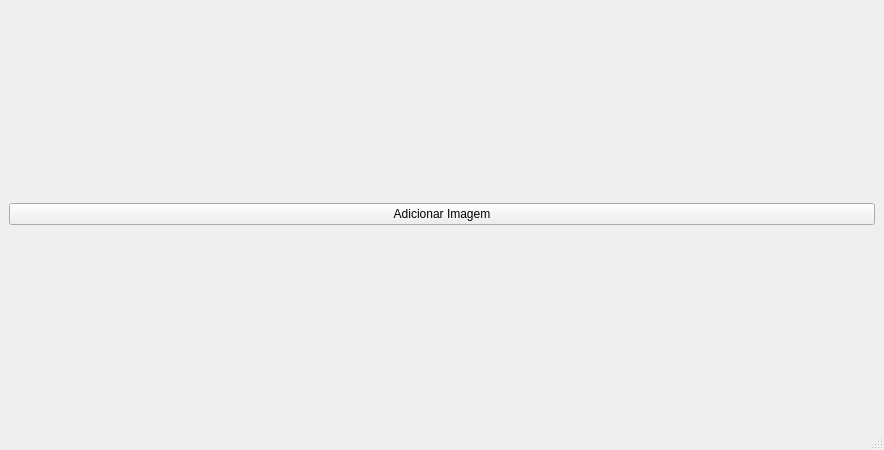
victorpavani/Teste-Pixeon, file Teste_VictorPavani/mainwindow.ui: the form before one commit.
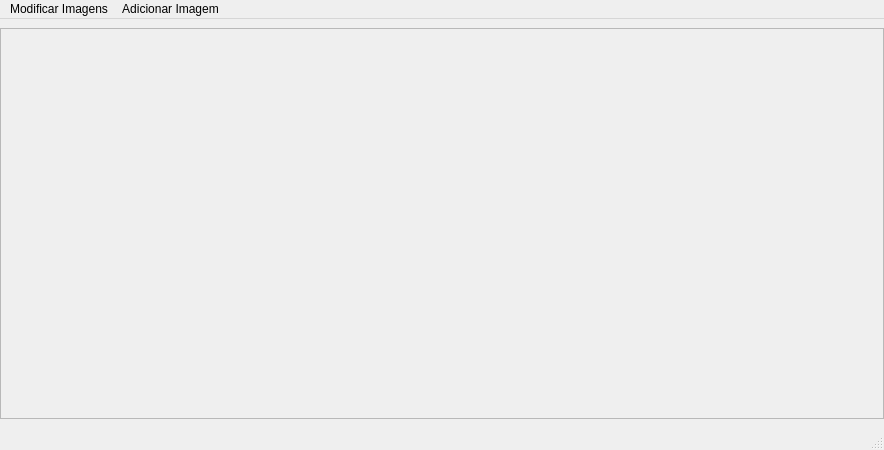
The form after the commit.

What changed in the file:
```diff
--- a/Teste_VictorPavani/mainwindow.ui
+++ b/Teste_VictorPavani/mainwindow.ui
@@ -15,11 +15,38 @@
   </property>
   <widget class="QWidget" name="centralwidget">
    <layout class="QHBoxLayout" name="horizontalLayout">
+    <property name="leftMargin">
+     <number>0</number>
+    </property>
+    <property name="rightMargin">
+     <number>0</number>
+    </property>
     <item>
-     <widget class="QPushButton" name="pushButton">
-      <property name="text">
-       <string>Adicionar Imagem</string>
+     <widget class="QScrollArea" name="scrollArea">
+      <property name="widgetResizable">
+       <bool>true</bool>
       </property>
+      <widget class="QWidget" name="scrollAreaWidgetContents_2">
+       <property name="geometry">
+        <rect>
+         <x>0</x>
+         <y>0</y>
+         <width>882</width>
+         <height>387</height>
+        </rect>
+       </property>
+       <widget class="QWidget" name="verticalLayoutWidget">
+        <property name="geometry">
+         <rect>
+          <x>0</x>
+          <y>0</y>
+          <width>881</width>
+          <height>381</height>
+         </rect>
+        </property>
+        <layout class="QVBoxLayout" name="verticalLayout_2"/>
+       </widget>
+      </widget>
      </widget>
     </item>
    </layout>
@@ -33,6 +60,23 @@
      <height>22</height>
     </rect>
    </property>
+   <widget class="QMenu" name="menuZoom_Escala">
+    <property name="title">
+     <string>Modificar Imagens</string>
+    </property>
+    <addaction name="actionPan_X_e_Y"/>
+    <addaction name="actionPan_X_e_Y_2"/>
+    <addaction name="actionRota_o"/>
+    <addaction name="actionBrilho_Contraste"/>
+   </widget>
+   <widget class="QMenu" name="menuAdicionar_Imagem">
+    <property name="title">
+     <string>Adicionar Imagem</string>
+    </property>
+    <addaction name="actionNova"/>
+   </widget>
+   <addaction name="menuZoom_Escala"/>
+   <addaction name="menuAdicionar_Imagem"/>
   </widget>
   <widget class="QStatusBar" name="statusbar"/>
  </widget>
```
Left out of the diff: 25 changed lines with no effect on the pictures.
